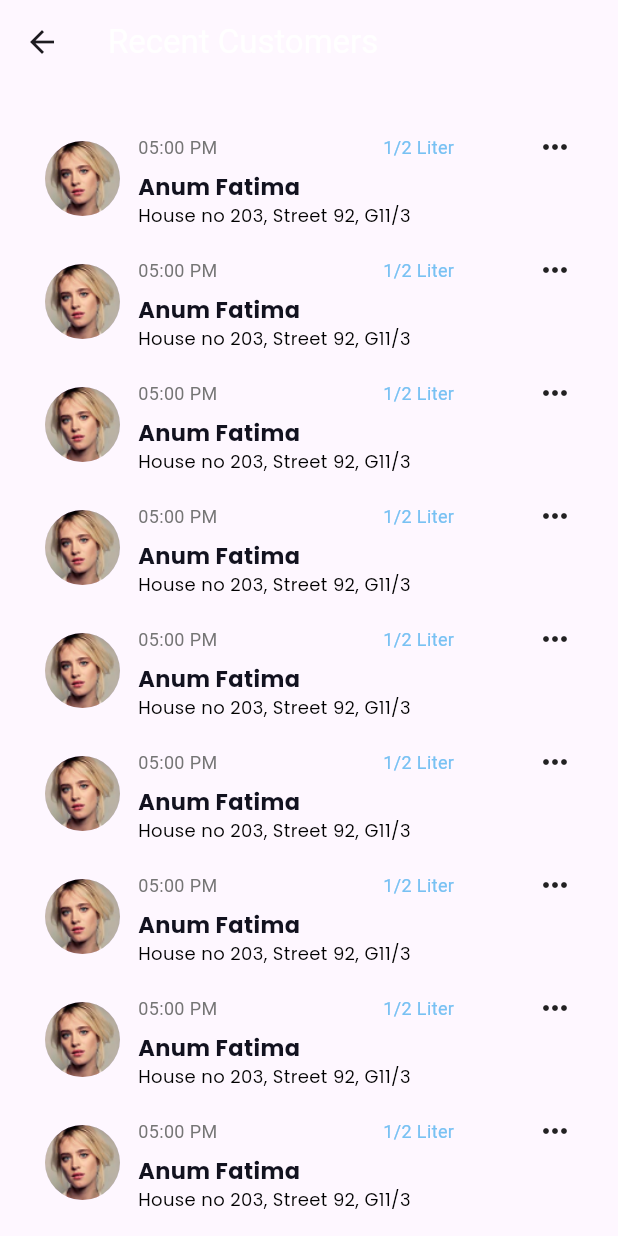
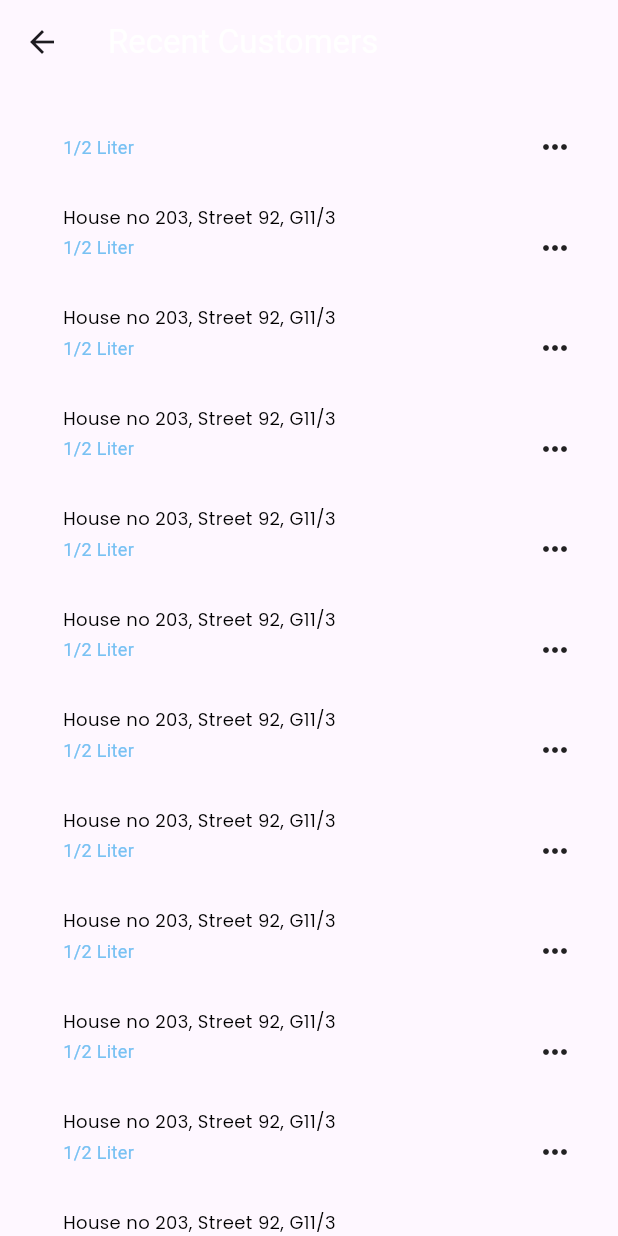
Before and after one commit to yasirzain15/kashmir_milk, a Flutter app: the DashboardScreen screen opened directly, after a tap on "Recent Customers", on a phone screen of 412 x 824 dp. Run offline on Flutter 3.47's test engine with Material 3 defaults, Android fonts, the phone set to English and light mode, and no system bars; our stand-ins replace cloud_firestore, csv, file_picker, firebase_auth, firebase_core, fl_chart and 1 more; accounts and stored records are empty.

Commit message:
changes done

```diff
--- a/lib/dashboard.dart
+++ b/lib/dashboard.dart
@@ -99,11 +99,12 @@ class DashboardScreen extends StatelessWidget {
 
               // Customer List
               Expanded(
-                child: ListView.builder(
+                child: ListView.separated(
                   itemCount: 2,
                   itemBuilder: (context, index) {
-                    return buildCustomerItem();
+                    return buildCustomerItem("Anum");
                   },
+                  separatorBuilder: (context, index) => Divider(),
                 ),
               ),
 
@@ -339,15 +340,9 @@ class DashboardScreen extends StatelessWidget {
     );
   }
 
-  Widget buildCustomerItem() {
-    return Padding(
-      padding: const EdgeInsets.only(bottom: 16.0),
-      child: Row(
+  Widget buildCustomerItem(String name) {
+    return Row(
       children: [
-          const CircleAvatar(
-            radius: 25,
-            backgroundImage: AssetImage('assets/ahmad.png'),
-          ),
         const SizedBox(width: 12),
         Expanded(
           child: Column(
@@ -356,16 +351,6 @@ class DashboardScreen extends StatelessWidget {
               Row(
                 mainAxisAlignment: MainAxisAlignment.spaceBetween,
                 children: [
-                    Text(
-                      "05:00 PM",
-                      style: TextStyle(
-                        color: Colors.grey[600],
-                        fontSize: 12,
-                      ),
-                    ),
-                    SizedBox(
-                      height: 8,
-                    ),
                   Text(
                     "1/2 Liter",
                     style: TextStyle(
@@ -378,7 +363,7 @@ class DashboardScreen extends StatelessWidget {
               ),
               const SizedBox(height: 4),
               Text(
-                  'Anum Fatima',
+                name,
                 style: GoogleFonts.poppins(
                   textStyle: TextStyle(
                     fontWeight: FontWeight.w700,
@@ -401,7 +386,6 @@ class DashboardScreen extends StatelessWidget {
           ),
         ),
       ],
-      ),
     );
   }
 }
--- a/lib/recent_customers.dart
+++ b/lib/recent_customers.dart
@@ -35,7 +35,7 @@ class _RecentCustomersState extends State<RecentCustomers> {
                     shrinkWrap: true,
                     itemCount: 34,
                     itemBuilder: (context, index) {
-                      return DashboardScreen().buildCustomerItem();
+                      return DashboardScreen().buildCustomerItem("");
                     })
               ],
             ),
--- a/pubspec.yaml
+++ b/pubspec.yaml
@@ -25,6 +25,7 @@ dependencies:
   permission_handler: ^11.3.1
   excel: ^4.0.6
 
+
 dev_dependencies:
   flutter_test:
     sdk: flutter
```
Also changed, not shown: lib/see_all_screen.dart (+30 -7 lines). Lines whose indentation alone changed are shown as unchanged.
